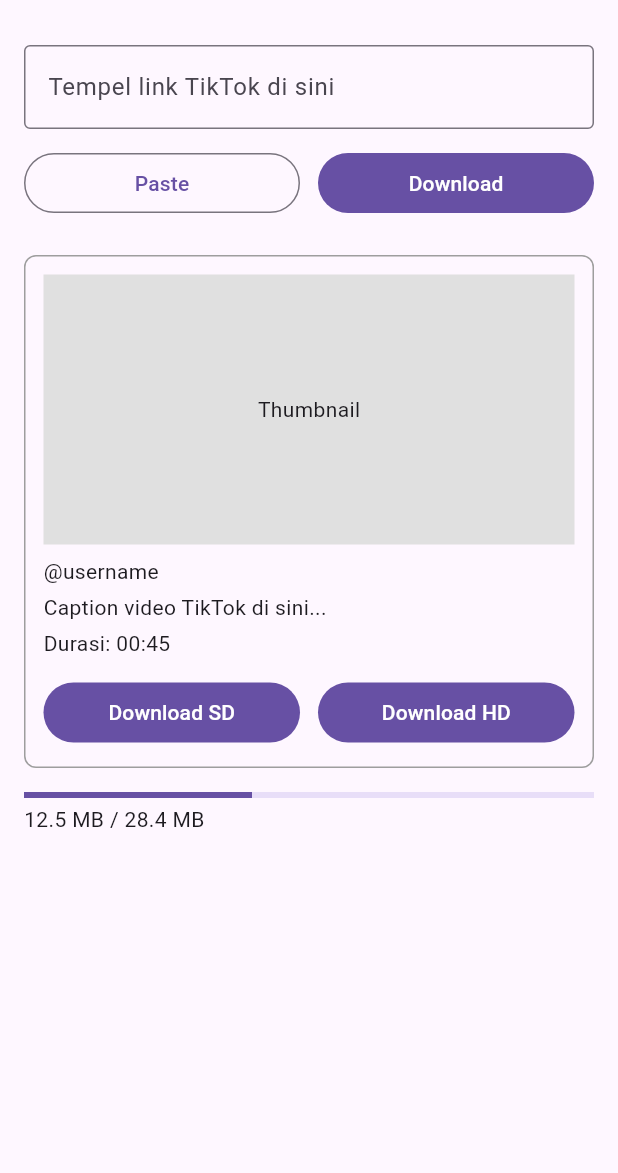
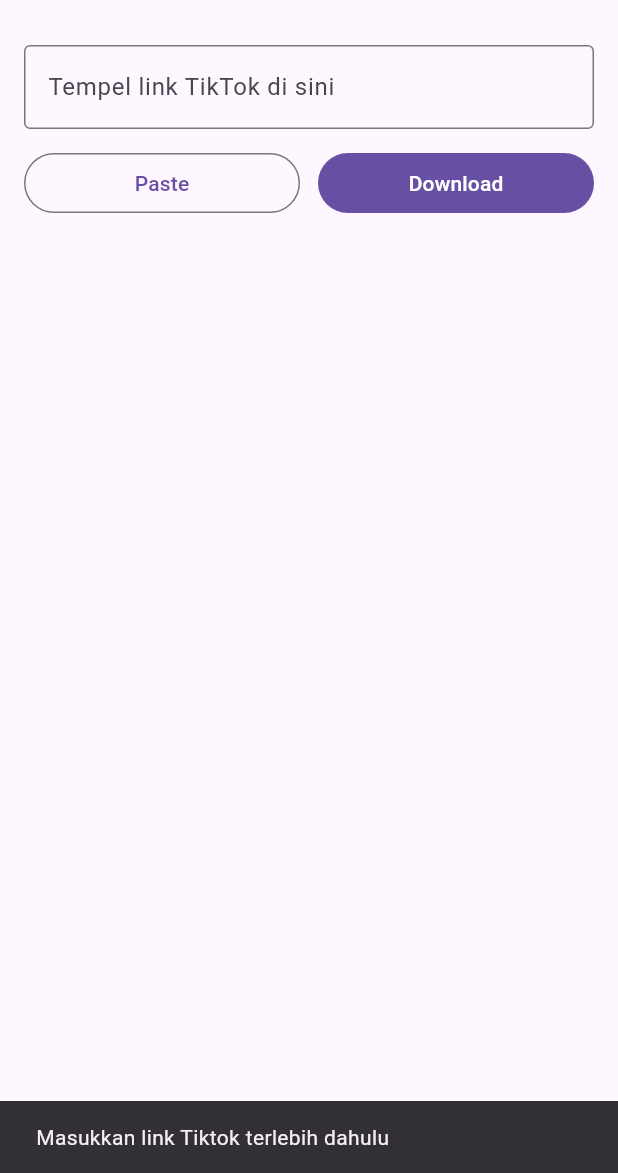
Before and after one commit to ammarFir/TokSave, a Flutter app: the screen it shows after launch, after a tap on "Download", on a phone screen of 412 x 824 dp, the part 63-1236 px from its top. Run offline on Flutter 3.47's test engine with Material 3 defaults, Android fonts, the phone set to English and light mode, and no system bars.

Commit message:
feat: validasi URL + refresh reset input

```diff
--- a/lib/main.dart
+++ b/lib/main.dart
@@ -29,6 +29,32 @@
     //bikin var urlController bertipe TextEditingController, yg isinya objek baru dari TextEditingController
     bool showPreview = false;
 
+    //fungsi bernama validateUrl ,menerima param bernama input bertipe String
+    //String? : hasil fungsi / return boleh berupa String atau null
+    String? validateUrl(String input) {
+
+      //menyimpan hasil input
+      //trim() : hapus spasi dibagian awal dan akhir
+      final trimmed = input.trim();
+      if (trimmed.isEmpty) {
+        return input.isEmpty
+        // ? bentuk singkat if else
+        //jika kosong Maka Pesan pertama ,
+            ? 'Masukkan link Tiktok terlebih dahulu'
+            : 'Link tidak valid';
+      }
+
+      //membuat variable uri yg berisi hasil parsing teks dari trimmed
+      //menjadi objek Uri , agar bagian url bisa  diperika
+      //Uri.tryParse() akan mengembalikan null jika parsing gagal
+      final uri = Uri.tryParse(trimmed);
+
+      if (uri == null || !uri.host.contains('tiktok.com')) {
+        return 'Link tidak valid';
+      }
+      return null;
+    }
+
     @override
     Widget build(BuildContext context) {
       return Scaffold(
@@ -40,6 +66,7 @@
               onPressed: () {
                 setState(() {
                   showPreview = false;
+                  urlController.clear();
                 });
               },
               ),
@@ -79,9 +106,20 @@
                   ),
                 ),
                 const SizedBox(width: 12),
+                //membuat widget expanded agar anaknya menggunakan ruang yg tersedia
                 Expanded(
+                  //menentukan widget yg akan ditampilkan di dalam expanded
                   child: FilledButton(
                     onPressed: () {
+                      //membuat var error untuk menyimpan
+                      //yg isinya fungsi validateUrl yg mana mengambil text dari pengguna
+                      final error = validateUrl(urlController.text);
+                      if (error != null) {
+                        ScaffoldMessenger.of(context).showSnackBar(
+                          SnackBar(content: Text(error)),
+                        );
+                        return;
+                      }
                       setState(() {
                         showPreview = true;
                       });
```
